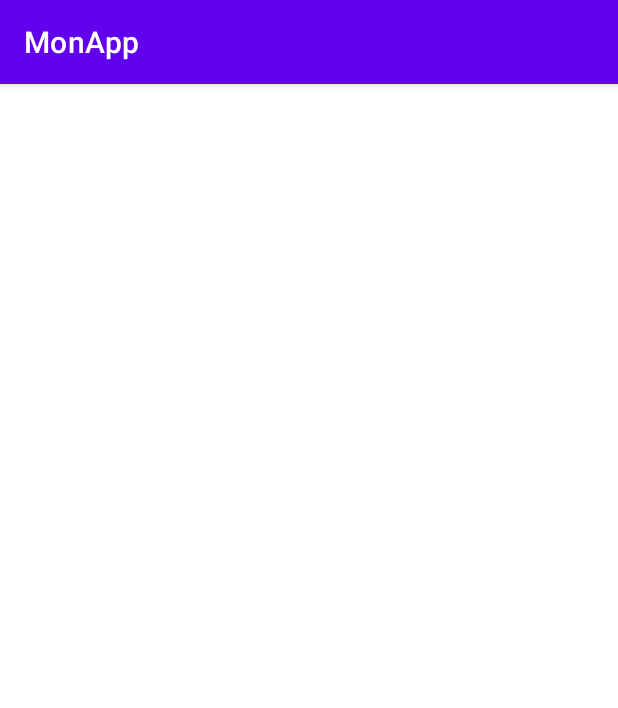
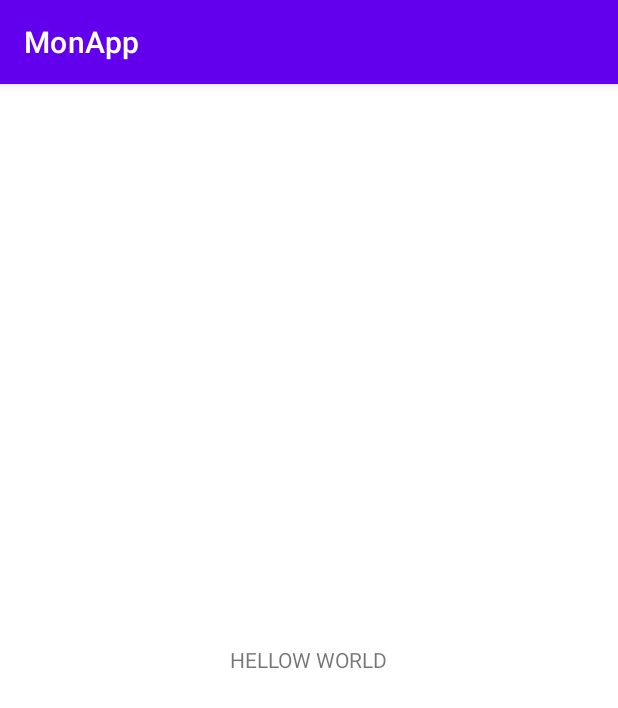
Before and after one commit to kokokanti98/android_studio_apprentissage, an Android app: the screen it shows after launch (MainActivity), on a phone screen of 412 x 824 dp. Shown: the top 708 px of the screen. Run offline under Robolectric (Android 15) with nearby library versions, the phone set to English and light mode, and no system bars.

Commit message:
AS User Interface basic RY first commit

```diff
--- a/app/src/main/res/layout/activity_main.xml
+++ b/app/src/main/res/layout/activity_main.xml
@@ -6,11 +6,11 @@
     android:layout_height="match_parent"
     tools:context=".MainActivity">
 
-   <ListView
-       android:layout_width="match_parent"
-       android:layout_height="match_parent"
-       android:layout_marginTop="100dp"
-       android:id="@+id/citiesList"/>
+   <TextView
+       android:layout_width="wrap_content"
+       android:layout_height="wrap_content"
+       android:layout_centerInParent="true"
+       android:text="HELLOW WORLD"/>
 
 
 </RelativeLayout>
```
